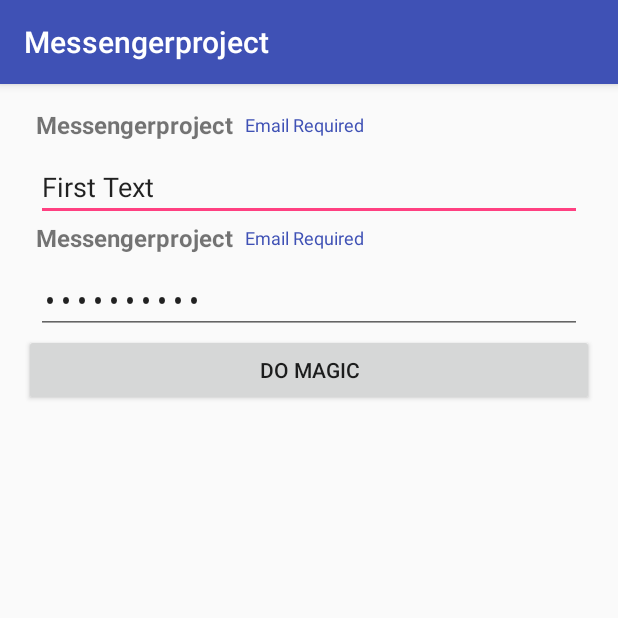
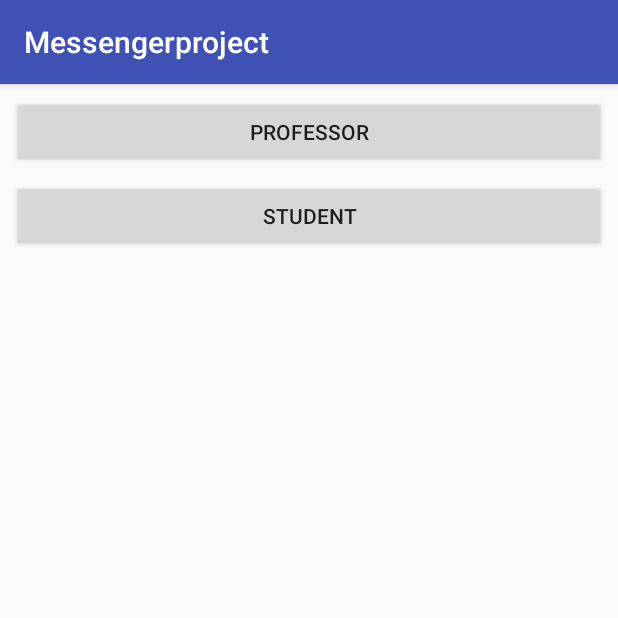
Before and after one commit to williamgdev/CustomViews, an Android app: the screen it shows after launch (MainActivity before the commit, SchoolActivity after it), on a phone screen of 412 x 824 dp, the top half of it. Run offline under Robolectric (Android 15) with nearby library versions, the phone set to English and light mode, and no system bars; our stand-ins replace data binding.

Commit message:
Added Scholl Activity

```diff
--- a/app/build.gradle
+++ b/app/build.gradle
@@ -1,10 +1,11 @@
-apply plugin: 'kotlin-kapt'
 
 apply plugin: 'com.android.application'
 
 apply plugin: 'kotlin-android'
 
 apply plugin: 'kotlin-android-extensions'
+
+apply plugin: 'kotlin-kapt'
 
 
 android {
@@ -33,7 +34,7 @@ android {
 }
 
 dependencies {
-    kapt "com.android.databinding:compiler:3.1.4"
+    implementation 'com.android.support:support-v4:28.0.0'
     implementation fileTree(dir: 'libs', include: ['*.jar'])
     implementation "org.jetbrains.kotlin:kotlin-stdlib:$kotlin_version"
     implementation 'com.android.support.constraint:constraint-layout:1.1.3'
--- a/app/src/main/AndroidManifest.xml
+++ b/app/src/main/AndroidManifest.xml
@@ -15,6 +15,7 @@
                 <category android:name="android.intent.category.LAUNCHER" />
             </intent-filter>
         </activity>
+        <activity android:name=".SchoolActivity"></activity>
     </application>
 
 </manifest>
--- a/app/src/main/java/com/adnroid/devcuba/messengerproject/MainActivity.kt
+++ b/app/src/main/java/com/adnroid/devcuba/messengerproject/MainActivity.kt
@@ -1,6 +1,7 @@
 package com.adnroid.devcuba.messengerproject
 
 import android.arch.lifecycle.ViewModelProviders
+import android.content.Intent
 import android.databinding.DataBindingUtil
 import android.os.Bundle
 import android.support.v7.app.AppCompatActivity
@@ -18,12 +19,13 @@ class MainActivity : AppCompatActivity() {
     override fun onCreate(savedInstanceState: Bundle?) {
         super.onCreate(savedInstanceState)
         binding = DataBindingUtil.setContentView(this, R.layout.activity_main)
-        viewModel = ViewModelProviders.of(this).get(CustomEditTextViewModel::class.java)
-        viewModel.inputText.value = "First Text"
-        binding.viewModel = viewModel
+//        viewModel = ViewModelProviders.of(this).get(CustomEditTextViewModel::class.java)
+//        viewModel.inputText.value = "First Text"
+//        binding.viewModel = viewModel
 
-        binding.setLifecycleOwner(this)
-        binding.button.setOnClickListener { viewModel.inputText.value = "Testing LiveData" }
+        launchSchoolActivity()
+//        binding.setLifecycleOwner(this)
+//        binding.button.setOnClickListener { viewModel.inputText.value = "Testing LiveData" }
         /**
          * The code bellow is replaced by the '=' in the xml layout
          * Just write instead of
@@ -45,4 +47,8 @@ class MainActivity : AppCompatActivity() {
 //        })
     }
 
+    private fun launchSchoolActivity() {
+        startActivity(Intent(this, SchoolActivity::class.java))
+    }
+
 }
--- /dev/null
+++ b/app/src/main/java/com/adnroid/devcuba/messengerproject/SchoolActivity.kt
@@ -0,0 +1,39 @@
+package com.adnroid.devcuba.messengerproject
+
+import android.databinding.DataBindingUtil
+import android.support.v7.app.AppCompatActivity
+import android.os.Bundle
+import android.view.View
+import com.adnroid.devcuba.messengerproject.databinding.ActivitySchoolBinding
+import com.adnroid.devcuba.messengerproject.fragment.ProfessorFragment
+import com.adnroid.devcuba.messengerproject.fragment.StudentFragment
+
+class SchoolActivity : AppCompatActivity(), SchoolUserInteraction {
+
+    private lateinit var  binding: ActivitySchoolBinding
+    override fun onCreate(savedInstanceState: Bundle?) {
+        super.onCreate(savedInstanceState)
+        binding = DataBindingUtil.setContentView(this, R.layout.activity_school)
+        binding.userInteraction = this
+    }
+
+    override fun launchProfessorFragment() {
+        supportFragmentManager
+                .beginTransaction()
+                .replace(R.id.contentView, ProfessorFragment.newInstance())
+                .commit()
+    }
+
+    override fun launchStudentFragment() {
+        supportFragmentManager
+                .beginTransaction()
+                .replace(R.id.contentView, StudentFragment.newInstance())
+                .commit()
+    }
+
+}
+
+interface SchoolUserInteraction {
+    fun launchProfessorFragment()
+    fun launchStudentFragment()
+}
--- a/app/src/main/res/layout/activity_main.xml
+++ b/app/src/main/res/layout/activity_main.xml
@@ -17,37 +17,37 @@
         android:paddingTop="@dimen/activity_vertical_margin"
         tools:context="com.adnroid.devcuba.messengerproject.MainActivity">
 
-        <com.adnroid.devcuba.messengerproject.customview.CustomEditText
-            android:layout_width="match_parent"
-            android:layout_height="wrap_content"
-            android:id="@+id/editText"
-            android:text="@={viewModel.inputText}"
-            android:inputType="textEmailAddress"
-            app:custom_title_field="@string/app_name"
-            app:custom_error_field="@string/email_error"
-            />
+        <!--<com.adnroid.devcuba.messengerproject.customview.CustomEditText-->
+            <!--android:layout_width="match_parent"-->
+            <!--android:layout_height="wrap_content"-->
+            <!--android:id="@+id/editText"-->
+            <!--android:text="@={viewModel.inputText}"-->
+            <!--android:inputType="textEmailAddress"-->
+            <!--app:custom_title_field="@string/app_name"-->
+            <!--app:custom_error_field="@string/email_error"-->
+            <!--/>-->
 
-        <com.adnroid.devcuba.messengerproject.customview.CustomEditText
-            android:layout_width="match_parent"
-            android:layout_height="wrap_content"
-            android:id="@+id/editTextPassword"
-            android:text="@={viewModel.inputText}"
-            android:inputType="textPassword"
-            android:hint="@string/password"
-            app:custom_title_field="@string/app_name"
-            app:custom_error_field="@string/email_error"
-            />
+        <!--<com.adnroid.devcuba.messengerproject.customview.CustomEditText-->
+            <!--android:layout_width="match_parent"-->
+            <!--android:layout_height="wrap_content"-->
+            <!--android:id="@+id/editTextPassword"-->
+            <!--android:text="@={viewModel.inputText}"-->
+            <!--android:inputType="textPassword"-->
+            <!--android:hint="@string/password"-->
+            <!--app:custom_title_field="@string/app_name"-->
+            <!--app:custom_error_field="@string/email_error"-->
+            <!--/>-->
 
-        <Button
-            android:layout_width="match_parent"
-            android:layout_height="wrap_content"
-            android:text="@string/domagic"
-            android:id="@+id/button"/>
+        <!--<Button-->
+            <!--android:layout_width="match_parent"-->
+            <!--android:layout_height="wrap_content"-->
+            <!--android:text="@string/domagic"-->
+            <!--android:id="@+id/button"/>-->
 
-        <TextView
-            android:layout_width="match_parent"
-            android:layout_height="wrap_content"
-            android:text="@{viewModel.inputText}"/>
+        <!--<TextView-->
+            <!--android:layout_width="match_parent"-->
+            <!--android:layout_height="wrap_content"-->
+            <!--android:text="@{viewModel.inputText}"/>-->
         <!--<LinearLayout-->
         <!--android:layout_width="match_parent"-->
         <!--android:layout_height="match_parent"-->
--- /dev/null
+++ b/app/src/main/res/layout/activity_school.xml
@@ -0,0 +1,56 @@
+<?xml version="1.0" encoding="utf-8"?>
+<layout xmlns:android="http://schemas.android.com/apk/res/android"
+    xmlns:app="http://schemas.android.com/apk/res-auto">
+
+    <data>
+
+        <variable
+            name="userInteraction"
+            type="com.adnroid.devcuba.messengerproject.SchoolUserInteraction" />
+    </data>
+
+    <android.support.constraint.ConstraintLayout xmlns:android="http://schemas.android.com/apk/res/android"
+        xmlns:tools="http://schemas.android.com/tools"
+        android:layout_width="match_parent"
+        android:layout_height="match_parent"
+        tools:context=".SchoolActivity">
+
+        <LinearLayout
+            android:id="@+id/layoutButtons"
+            android:layout_width="match_parent"
+            android:layout_height="wrap_content"
+            android:layout_marginStart="8dp"
+            android:layout_marginTop="8dp"
+            android:layout_marginEnd="8dp"
+            android:orientation="vertical"
+            app:layout_constraintEnd_toEndOf="parent"
+            app:layout_constraintStart_toStartOf="parent"
+            app:layout_constraintTop_toTopOf="parent">
+
+            <Button
+                android:id="@+id/button1"
+                android:layout_width="match_parent"
+                android:layout_height="wrap_content"
+                android:onClick="@{() -> userInteraction.launchProfessorFragment()}"
+                android:text="Professor"
+                app:layout_constraintTop_toTopOf="parent" />
+
+            <Button
+                android:id="@+id/button2"
+                android:layout_width="match_parent"
+                android:layout_height="wrap_content"
+                android:layout_marginTop="8dp"
+                android:onClick="@{() -> userInteraction.launchStudentFragment()}"
+                android:text="Student"
+                app:layout_constraintTop_toBottomOf="@+id/button1" />
+        </LinearLayout>
+
+        <FrameLayout
+            android:id="@+id/contentView"
+            android:layout_width="match_parent"
+            android:layout_height="0dp"
+            app:layout_constraintBottom_toBottomOf="parent"
+            app:layout_constraintTop_toBottomOf="@+id/layoutButtons" />
+
+    </android.support.constraint.ConstraintLayout>
+</layout>
```
Also changed, not shown: app/src/main/java/com/adnroid/devcuba/messengerproject/fragment/ProfessorFragment.kt (added, +55 -0 lines), app/src/main/java/com/adnroid/devcuba/messengerproject/fragment/ProfessorViewModel.kt (added, +21 -0 lines), app/src/main/java/com/adnroid/devcuba/messengerproject/fragment/StudentFragment.kt (added, +55 -0 lines), app/src/main/java/com/adnroid/devcuba/messengerproject/fragment/StudentViewModel.kt (added, +20 -0 lines), app/src/main/res/layout/list_items_professor.xml (added, +35 -0 lines), app/src/main/res/layout/list_items_student.xml (added, +35 -0 lines), app/src/main/res/layout/profesor_fragment.xml (added, +21 -0 lines), app/src/main/res/layout/student_fragment.xml (added, +19 -0 lines), 1 other file.
